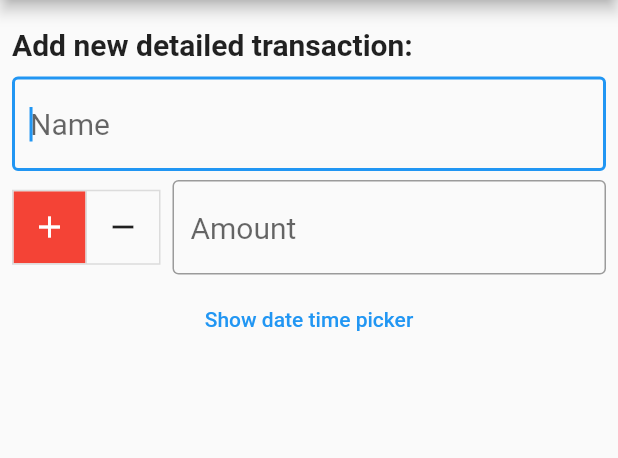
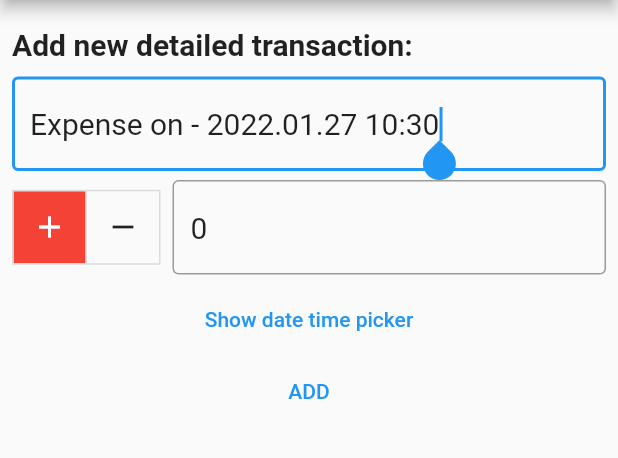
Before and after one commit to vluv99/flutter-money-manager, a Flutter app: the AddTransaction screen opened directly, after a tap on "Add more details", on a phone screen of 412 x 824 dp, the part 84-542 px from its top. Run offline on Flutter 3.47's test engine with Material 2 defaults, Android fonts, the phone set to English and light mode, and no system bars; our stand-ins replace auto_size_text, flutter_datetime_picker, google_maps_flutter, hive; missing offline and left inert: sticky_grouped_list; accounts and stored records are empty.

Commit message:
[WIP] add transaction pages
the details page still needs more fields
tarted adding hive elements

```diff
--- a/lib/add_transaction.dart
+++ b/lib/add_transaction.dart
@@ -9,6 +9,7 @@ import 'package:provider/provider.dart';
 import 'bottom_navbar_widget.dart';
 import 'model/transaction_model.dart';
 
+var dateFormat = DateFormat('yyyy.MM.dd HH:mm');
 var currentcyFormatter = NumberFormat('#,##0', 'hu_HU');
 
 class AddTransaction extends StatefulWidget {
@@ -20,6 +21,7 @@ class AddTransaction extends StatefulWidget {
 
 class _AddTransactionState extends State<AddTransaction> {
   TextEditingController _amountController = TextEditingController(text: "0");
+  TextEditingController _nameController = TextEditingController(text: "Expense on - " + dateFormat.format(DateTime.now()));
 
   List<bool> _isSelected = [true, false];
 
@@ -43,7 +45,7 @@ class _AddTransactionState extends State<AddTransaction> {
                 ),
               ),
               TextFormField(
-                //controller: _amountController,
+                controller: _nameController,
                 decoration: const InputDecoration(
                   border: OutlineInputBorder(),
                   hintText: 'Name',
@@ -77,6 +79,7 @@ class _AddTransactionState extends State<AddTransaction> {
                       child: Padding(
                         padding: const EdgeInsets.only(left: 8.0),
                         child: TextFormField(
+                          controller: _amountController,
                           decoration: const InputDecoration(
                             border: OutlineInputBorder(),
                             hintText: 'Amount',
@@ -101,13 +104,27 @@ class _AddTransactionState extends State<AddTransaction> {
               FancyButtonWidget(
                   text: 'Add more details',
                   onPressed: () {
-                    Navigator.push(
+                    var tr = Transaction(amount: int.parse(_amountController.text), name: _nameController.text, date: DateTime.now());
+                    Navigator.pushReplacement(
                       context,
                       MaterialPageRoute(
-                        builder: (context) => AddTransactionDetail(),
+                        builder: (context) => AddTransactionDetail(tr:tr),
                       ),
                     );
-                  }),
+                  },
+              ),
+
+              FancyButtonWidget(
+                text: 'Add'.toUpperCase(),
+                onPressed: () {
+
+                  var tr = Transaction(amount: int.parse(_amountController.text) * (_isSelected[1] ? -1 : 1), name: _nameController.text, date: DateTime.now());
+
+                  Provider.of<TransactionModel>(context, listen: false).addTransaction(tr);
+                  Navigator.pop(context);
+                },
+              ),
+
             ],
           )
 
--- a/lib/add_transaction_detailed.dart
+++ b/lib/add_transaction_detailed.dart
@@ -9,6 +9,7 @@ import 'package:provider/provider.dart';
 import 'bottom_navbar_widget.dart';
 import 'model/transaction_model.dart';
 
+var dateFormat = DateFormat('yyyy.MM.dd HH:mm');
 var currentcyFormatter = NumberFormat('#,##0', 'hu_HU');
 
 class AddTransactionDetail extends StatefulWidget {
@@ -22,15 +23,32 @@ class AddTransactionDetail extends StatefulWidget {
   }
 
   @override
-  State<AddTransactionDetail> createState() => _AddTransactionDetailState();
+  State<AddTransactionDetail> createState() =>
+      _AddTransactionDetailState(transaction: transaction);
 }
 
 
-
 class _AddTransactionDetailState extends State<AddTransactionDetail> {
-  TextEditingController _amountController = TextEditingController(text: "0");
+  final GlobalKey<FormState> _formKey = GlobalKey<FormState>();
 
   List<bool> _isSelected = [true, false];
+
+  late Transaction transaction;
+
+  _AddTransactionDetailState({required this.transaction});
+
+  void _saveTransaction(BuildContext context) {
+    if(! _formKey.currentState!.validate()){
+      return;
+    }
+    print("👍");
+
+    _formKey.currentState!.save();
+
+    Provider.of<TransactionModel>(context, listen: false).addTransaction(transaction);
+
+    Navigator.pop(context);
+  }
 
   @override
   Widget build(BuildContext context) {
@@ -41,17 +59,19 @@ class _AddTransactionDetailState extends State<AddTransactionDetail> {
       ),
       body: Container(
           padding: const EdgeInsets.all(8.0),
+          child: Form(
+            key: _formKey,
             child: Column(
               crossAxisAlignment: CrossAxisAlignment.stretch,
               children: [
                 Container(
                   margin: const EdgeInsets.fromLTRB(0, 10, 0, 10),
                   child: const Text('Add new detailed transaction:',
-          style: TextStyle(fontSize: 20, fontWeight: FontWeight.bold),),
+                    style: TextStyle(
+                        fontSize: 20, fontWeight: FontWeight.bold),),
                 ),
 
                 TextFormField(
-        //controller: _amountController,
                   decoration: const InputDecoration(
                     border: OutlineInputBorder(),
                     hintText: 'Name',
@@ -62,6 +82,10 @@ class _AddTransactionDetailState extends State<AddTransactionDetail> {
                       return 'Please enter a transaction name';
                     }
                     return null;
+                  },
+                  initialValue: transaction.name ,
+                  onSaved: (value){
+                    transaction.name = value ?? "";
                   },
                   style: const TextStyle(fontSize: 20),
                 ),
@@ -99,6 +123,10 @@ class _AddTransactionDetailState extends State<AddTransactionDetail> {
                               }
                               return null;
                             },
+                            initialValue: transaction.amount.toString(),
+                            onSaved: (value){
+                              transaction.amount = int.parse(value ?? "0") * (_isSelected[1] ? -1 : 1);
+                            },
                             style: TextStyle(fontSize: 20),
                           ),
                         ),
@@ -118,7 +146,6 @@ class _AddTransactionDetailState extends State<AddTransactionDetail> {
                           },
                           onConfirm: (date) {
                             print('confirm $date');
-
                           },
                           currentTime: DateTime.now(),
                           locale: LocaleType.en);
@@ -126,12 +153,13 @@ class _AddTransactionDetailState extends State<AddTransactionDetail> {
                     child: Text(
                       'Show date time picker',
                       style: TextStyle(color: Colors.blue),
-          ))
+                    )),
 
                 //FancyButtonWidget(text: 'Add more details', onPressed: (){})
 
-
+                TextButton(onPressed: ()=>_saveTransaction(context), child: Text("ADD"))
               ],
+            ),
           )
 
 
--- a/lib/model/transaction_model.dart
+++ b/lib/model/transaction_model.dart
@@ -2,6 +2,7 @@ import 'dart:collection';
 
 import 'package:flutter/material.dart';
 import 'package:google_maps_flutter/google_maps_flutter.dart';
+import 'package:hive/hive.dart';
 
 class TransactionModel extends ChangeNotifier {
   final List<Transaction> _list = [
@@ -68,13 +69,25 @@ class TransactionModel extends ChangeNotifier {
   }
 }
 
+@HiveType(typeId: 0)
 class Transaction {
+  @HiveField(0)
   int amount = 0;
+
+  @HiveField(1)
   String name = "";
+
+  @HiveField(2)
   DateTime date = DateTime.now();
+
+  @HiveField(3)
   String note =
       "Lorem ipsum dolor sit amet, consectetur adipiscing elit, sed do eiusmod tempor incididunt ut labore et dolore magna aliqua.";
+
+  @HiveField(4)
   LatLng place = LatLng(45.521563, -122.677433);
+
+  @HiveField(5)
   List<String> people = ['Peter', 'Bali', 'Pea'];
 
   Transaction({required this.amount, required this.name, required this.date});
```
Lines whose indentation alone changed are shown as unchanged.
